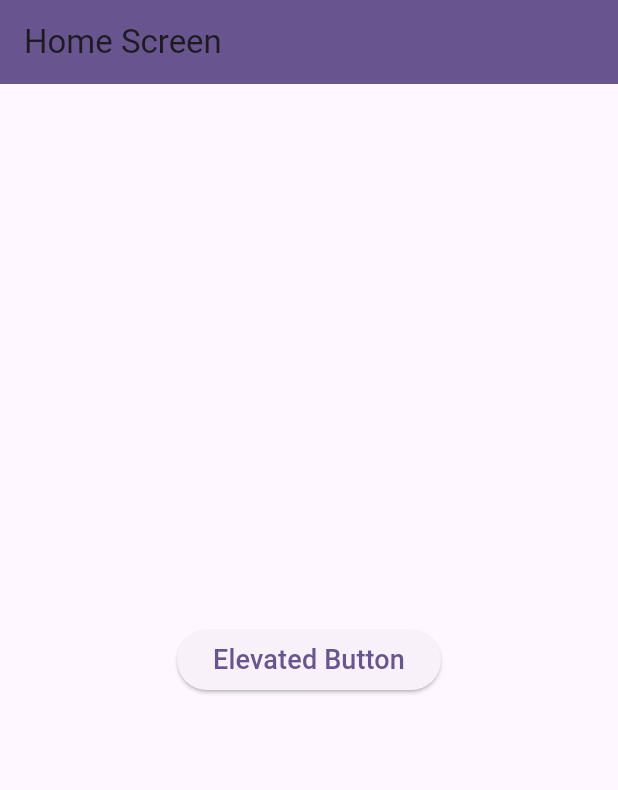
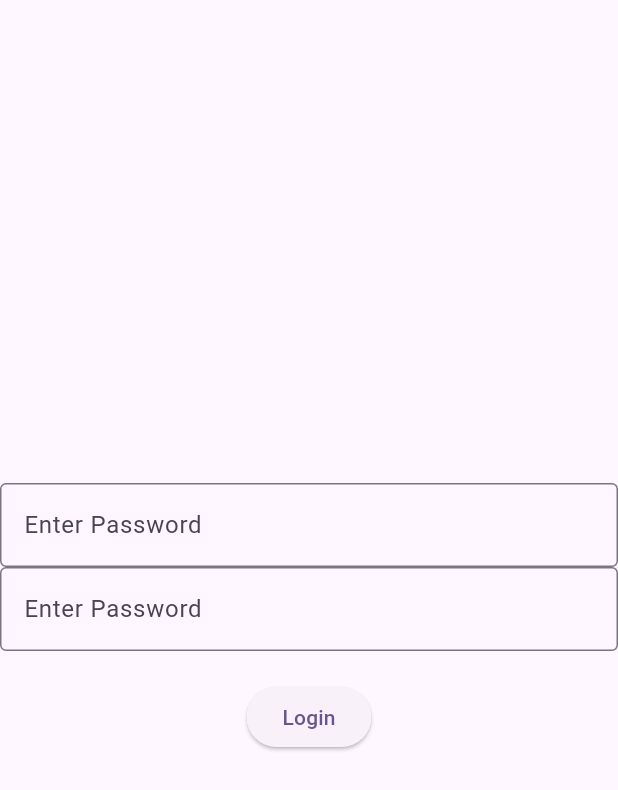
Before and after one commit to Krishnakant491/flutter_practice, a Flutter app: the screen it shows after launch, on a phone screen of 412 x 824 dp. Shown: the top 790 px of the screen. Run offline on Flutter 3.47's test engine with Material 3 defaults, Android fonts, the phone set to English and light mode, and no system bars; our stand-ins replace shared_preferences.

Commit message:
added login and logout using shared preferences

```diff
--- /dev/null
+++ b/lib/loginLogout/LoginScreen.dart
@@ -0,0 +1,68 @@
+import 'package:flutter/material.dart';
+import 'package:practice_flutter/loginLogout/routes.dart';
+import 'package:practice_flutter/services/shared_preferences_service.dart';
+import 'homepage.dart';
+
+class LoginScreen extends StatefulWidget {
+  const LoginScreen({super.key});
+
+  @override
+  State<LoginScreen> createState() => _LoginScreenState();
+}
+
+class _LoginScreenState extends State<LoginScreen> {
+  final PrefService _prefService = PrefService();
+  TextEditingController emailController = TextEditingController();
+  TextEditingController passwordController = TextEditingController();
+  @override
+  Widget build(BuildContext context) {
+    return Scaffold(
+      body: Container(
+        child: Center(
+          child: Column(
+            mainAxisAlignment: MainAxisAlignment.center,
+            crossAxisAlignment: CrossAxisAlignment.center,
+            children: [
+              TextField(
+                controller: emailController,
+                decoration: InputDecoration(
+                  border: new OutlineInputBorder(),
+                  hintText: "Enter Password",
+                ),
+              ),
+              TextField(
+                controller: passwordController,
+                decoration: InputDecoration(
+                  border: new OutlineInputBorder(),
+                  hintText: "Enter Password",
+                ),
+              ),
+              SizedBox(height: 20),
+              ElevatedButton(
+                child: Text("Login"),
+                onPressed: () async {
+                  _prefService
+                      .createCache(passwordController.text)
+                      .whenComplete(() {
+                        if (emailController.text.isNotEmpty &&
+                            passwordController.text.isNotEmpty) {
+                          Navigator.of(context).pushReplacementNamed(HomeRoute);
+                        }
+                      });
+
+                  // if (emailController.text.isNotEmpty &&
+                  //     passwordController.text.isNotEmpty) {
+                  //   Navigator.push(
+                  //     context,
+                  //     MaterialPageRoute(builder: (context) => HomePage()),
+                  //   );
+                  // }
+                },
+              ),
+            ],
+          ),
+        ),
+      ),
+    );
+  }
+}
--- /dev/null
+++ b/lib/loginLogout/routes.dart
@@ -0,0 +1,14 @@
+import 'package:practice_flutter/loginLogout/LoginScreen.dart';
+import 'package:practice_flutter/loginLogout/splashscreen.dart';
+import 'package:practice_flutter/loginLogout/homepage.dart';
+
+const String SplashRoute = "/splash";
+const String LoginRoute = "/login";
+const String HomeRoute = "/home";
+
+final routes = {
+  SplashRoute: (context) => SplashScreen(),
+  LoginRoute: (context) => LoginScreen(),
+  // HomeRoute: (context) => HomePage(),
+  HomeRoute: (context) => Homepage(),
+};
--- a/lib/main.dart
+++ b/lib/main.dart
@@ -1,122 +1,40 @@
-// import 'package:flutter/material.dart';
+import 'package:flutter/material.dart';
+import 'loginLogout/splashscreen.dart';
+import 'loginLogout/routes.dart';
 
-// void main() {
-//   runApp(const MyApp());
-// }
+void main() {
+  runApp(const MyApp());
+}
 
-// class MyApp extends StatelessWidget {
-//   const MyApp({super.key});
+class MyApp extends StatelessWidget {
+  const MyApp({super.key});
 
-//   // This widget is the root of your application.
-//   @override
-//   Widget build(BuildContext context) {
-//     return MaterialApp(
-//       title: 'Flutter Demo',
-//       theme: ThemeData(
-//         // This is the theme of your application.
-//         //
-//         // TRY THIS: Try running your application with "flutter run". You'll see
-//         // the application has a purple toolbar. Then, without quitting the app,
-//         // try changing the seedColor in the colorScheme below to Colors.green
-//         // and then invoke "hot reload" (save your changes or press the "hot
-//         // reload" button in a Flutter-supported IDE, or press "r" if you used
-//         // the command line to start the app).
-//         //
-//         // Notice that the counter didn't reset back to zero; the application
-//         // state is not lost during the reload. To reset the state, use hot
-//         // restart instead.
-//         //
-//         // This works for code too, not just values: Most code changes can be
-//         // tested with just a hot reload.
-//         colorScheme: ColorScheme.fromSeed(seedColor: Colors.deepPurple),
-//       ),
-//       home: const MyHomePage(title: 'Flutter Demo Home Page'),
-//     );
-//   }
-// }
-
-// class MyHomePage extends StatefulWidget {
-//   const MyHomePage({super.key, required this.title});
-
-//   // This widget is the home page of your application. It is stateful, meaning
-//   // that it has a State object (defined below) that contains fields that affect
-//   // how it looks.
-
-//   // This class is the configuration for the state. It holds the values (in this
-//   // case the title) provided by the parent (in this case the App widget) and
-//   // used by the build method of the State. Fields in a Widget subclass are
-//   // always marked "final".
-
-//   final String title;
-
-//   @override
-//   State<MyHomePage> createState() => _MyHomePageState();
-// }
-
-// class _MyHomePageState extends State<MyHomePage> {
-//   int _counter = 0;
-
-//   void _incrementCounter() {
-//     setState(() {
-//       // This call to setState tells the Flutter framework that something has
-//       // changed in this State, which causes it to rerun the build method below
-//       // so that the display can reflect the updated values. If we changed
-//       // _counter without calling setState(), then the build method would not be
-//       // called again, and so nothing would appear to happen.
-//       _counter++;
-//     });
-//   }
-
-//   @override
-//   Widget build(BuildContext context) {
-//     // This method is rerun every time setState is called, for instance as done
-//     // by the _incrementCounter method above.
-//     //
-//     // The Flutter framework has been optimized to make rerunning build methods
-//     // fast, so that you can just rebuild anything that needs updating rather
-//     // than having to individually change instances of widgets.
-//     return Scaffold(
-//       appBar: AppBar(
-//         // TRY THIS: Try changing the color here to a specific color (to
-//         // Colors.amber, perhaps?) and trigger a hot reload to see the AppBar
-//         // change color while the other colors stay the same.
-//         backgroundColor: Theme.of(context).colorScheme.inversePrimary,
-//         // Here we take the value from the MyHomePage object that was created by
-//         // the App.build method, and use it to set our appbar title.
-//         title: Text(widget.title),
-//       ),
-//       body: Center(
-//         // Center is a layout widget. It takes a single child and positions it
-//         // in the middle of the parent.
-//         child: Column(
-//           // Column is also a layout widget. It takes a list of children and
-//           // arranges them vertically. By default, it sizes itself to fit its
-//           // children horizontally, and tries to be as tall as its parent.
-//           //
-//           // Column has various properties to control how it sizes itself and
-//           // how it positions its children. Here we use mainAxisAlignment to
-//           // center the children vertically; the main axis here is the vertical
-//           // axis because Columns are vertical (the cross axis would be
-//           // horizontal).
-//           //
-//           // TRY THIS: Invoke "debug painting" (choose the "Toggle Debug Paint"
-//           // action in the IDE, or press "p" in the console), to see the
-//           // wireframe for each widget.
-//           mainAxisAlignment: MainAxisAlignment.center,
-//           children: <Widget>[
-//             const Text('You have pushed the button this many times:'),
-//             Text(
-//               '$_counter',
-//               style: Theme.of(context).textTheme.headlineMedium,
-//             ),
-//           ],
-//         ),
-//       ),
-//       floatingActionButton: FloatingActionButton(
-//         onPressed: _incrementCounter,
-//         tooltip: 'Increment',
-//         child: const Icon(Icons.add),
-//       ), // This trailing comma makes auto-formatting nicer for build methods.
-//     );
-//   }
-// }
+  // This widget is the root of your application.
+  @override
+  Widget build(BuildContext context) {
+    return MaterialApp(
+      initialRoute: SplashRoute,
+      routes: routes,
+      title: 'Flutter Demo',
+      theme: ThemeData(
+        // This is the theme of your application.
+        //
+        // TRY THIS: Try running your application with "flutter run". You'll see
+        // the application has a purple toolbar. Then, without quitting the app,
+        // try changing the seedColor in the colorScheme below to Colors.green
+        // and then invoke "hot reload" (save your changes or press the "hot
+        // reload" button in a Flutter-supported IDE, or press "r" if you used
+        // the command line to start the app).
+        //
+        // Notice that the counter didn't reset back to zero; the application
+        // state is not lost during the reload. To reset the state, use hot
+        // restart instead.
+        //
+        // This works for code too, not just values: Most code changes can be
+        // tested with just a hot reload.
+        colorScheme: ColorScheme.fromSeed(seedColor: Colors.deepPurple),
+      ),
+      home: SplashScreen()
+    );
+  }
+}
--- /dev/null
+++ b/lib/services/shared_preferences_service.dart
@@ -0,0 +1,19 @@
+import 'package:shared_preferences/shared_preferences.dart';
+
+class PrefService {
+  Future createCache(String password) async {
+    SharedPreferences _preferences = await SharedPreferences.getInstance();
+    _preferences.setString("password", password);
+  }
+
+  Future readCache(String password) async {
+    SharedPreferences _preferences = await SharedPreferences.getInstance();
+    var cache = _preferences.getString("password");
+    return cache;
+  }
+
+  Future removeCache(String password) async {
+    SharedPreferences _preferences = await SharedPreferences.getInstance();
+    _preferences.remove("password");
+  }
+}
--- a/pubspec.yaml
+++ b/pubspec.yaml
@@ -38,6 +38,8 @@ dependencies:
   # The following adds the Cupertino Icons font to your application.
   # Use with the CupertinoIcons class for iOS style icons.
   cupertino_icons: ^1.0.8
+
+  shared_preferences: ^2.5.3
 
 dev_dependencies:
   flutter_test:
```
Also changed, not shown: lib/loginLogout/homepage.dart (added, +41 -0 lines), lib/loginLogout/splashscreen.dart (added, +70 -0 lines), assets/images/flutter3dLogo.png (added), pubspec.lock, 1 other file.
